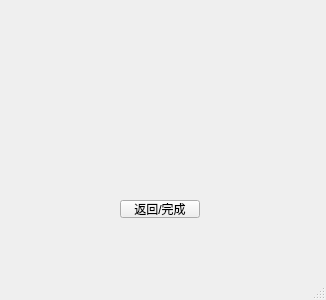
First picture: the form in hw/modify.ui, repository shitBob/keshe, before the edit.
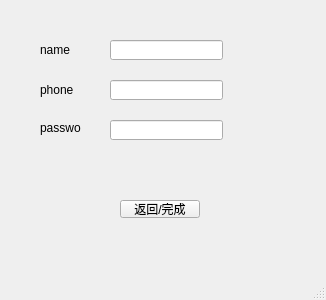
Second picture: the form after the edit.

```diff
--- a/hw/modify.ui
+++ b/hw/modify.ui
@@ -27,6 +27,75 @@
      <string>返回/完成</string>
     </property>
    </widget>
+   <widget class="QLineEdit" name="userNameLineEdit">
+    <property name="geometry">
+     <rect>
+      <x>110</x>
+      <y>40</y>
+      <width>113</width>
+      <height>20</height>
+     </rect>
+    </property>
+   </widget>
+   <widget class="QLineEdit" name="PhoneLineEdit">
+    <property name="geometry">
+     <rect>
+      <x>110</x>
+      <y>80</y>
+      <width>113</width>
+      <height>20</height>
+     </rect>
+    </property>
+   </widget>
+   <widget class="QLineEdit" name="userPasswordLineEdit">
+    <property name="geometry">
+     <rect>
+      <x>110</x>
+      <y>120</y>
+      <width>113</width>
+      <height>20</height>
+     </rect>
+    </property>
+   </widget>
+   <widget class="QLabel" name="label">
+    <property name="geometry">
+     <rect>
+      <x>40</x>
+      <y>40</y>
+      <width>40</width>
+      <height>20</height>
+     </rect>
+    </property>
+    <property name="text">
+     <string>name</string>
+    </property>
+   </widget>
+   <widget class="QLabel" name="label_2">
+    <property name="geometry">
+     <rect>
+      <x>40</x>
+      <y>80</y>
+      <width>40</width>
+      <height>20</height>
+     </rect>
+    </property>
+    <property name="text">
+     <string>phone</string>
+    </property>
+   </widget>
+   <widget class="QLabel" name="label_3">
+    <property name="geometry">
+     <rect>
+      <x>40</x>
+      <y>120</y>
+      <width>41</width>
+      <height>16</height>
+     </rect>
+    </property>
+    <property name="text">
+     <string>password</string>
+    </property>
+   </widget>
   </widget>
   <widget class="QMenuBar" name="menubar">
    <property name="geometry">
```
